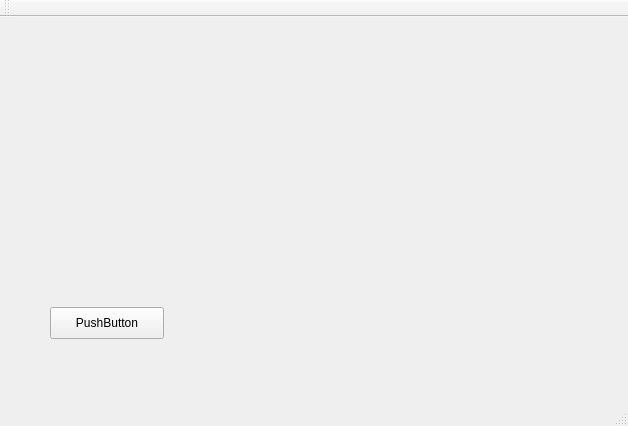
codeoneclick/ie3D, file indieEngineShader/indieEngineShader.ui: the form before one commit.
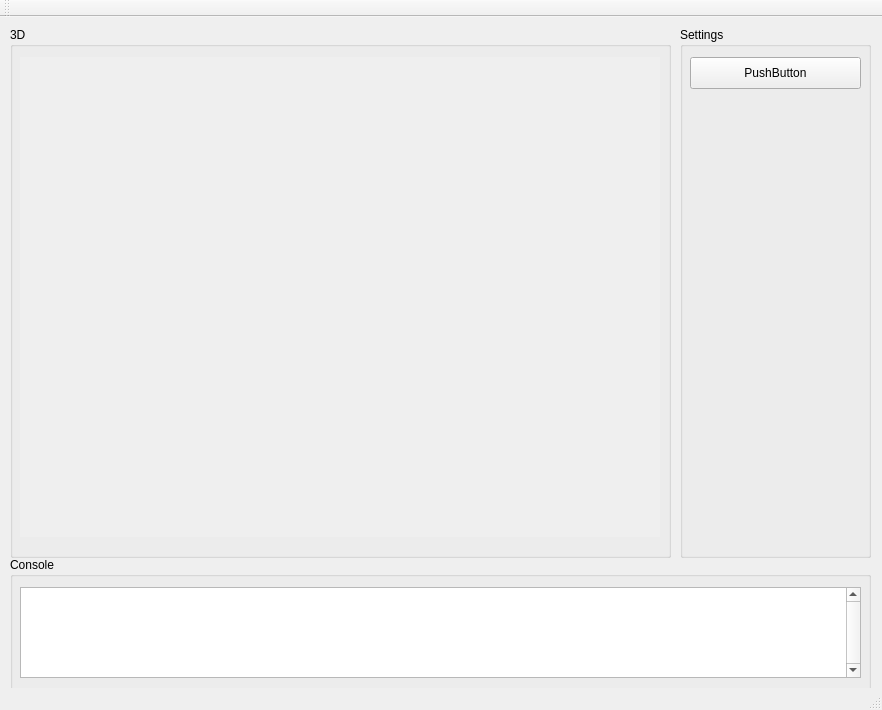
The form after the commit.

Commit message: process work on Shader Editor

Diff of the .ui file:
```diff
--- a/indieEngineShader/indieEngineShader.ui
+++ b/indieEngineShader/indieEngineShader.ui
@@ -6,32 +6,38 @@
    <rect>
     <x>0</x>
     <y>0</y>
-    <width>628</width>
-    <height>426</height>
+    <width>882</width>
+    <height>710</height>
    </rect>
   </property>
+  <property name="maximumSize">
+   <size>
+    <width>882</width>
+    <height>710</height>
+   </size>
+  </property>
   <property name="windowTitle">
    <string>indieEngineShader</string>
   </property>
   <widget class="QWidget" name="centralWidget">
-   <widget class="QWidget" name="window" native="true">
+   <widget class="QGroupBox" name="groupBox">
     <property name="geometry">
      <rect>
-      <x>20</x>
-      <y>20</y>
-      <width>591</width>
-      <height>331</height>
+      <x>680</x>
+      <y>10</y>
+      <width>191</width>
+      <height>531</height>
      </rect>
     </property>
-    <property name="autoFillBackground">
-     <bool>true</bool>
+    <property name="title">
+     <string>Settings</string>
     </property>
     <widget class="QPushButton" name="pushButton">
      <property name="geometry">
       <rect>
-       <x>30</x>
-       <y>270</y>
-       <width>114</width>
+       <x>10</x>
+       <y>30</y>
+       <width>171</width>
        <height>32</height>
       </rect>
      </property>
@@ -40,6 +46,67 @@
      </property>
     </widget>
    </widget>
+   <widget class="QGroupBox" name="groupBox_2">
+    <property name="geometry">
+     <rect>
+      <x>10</x>
+      <y>10</y>
+      <width>661</width>
+      <height>531</height>
+     </rect>
+    </property>
+    <property name="title">
+     <string>3D</string>
+    </property>
+    <widget class="QWidget" name="window" native="true">
+     <property name="geometry">
+      <rect>
+       <x>10</x>
+       <y>30</y>
+       <width>640</width>
+       <height>480</height>
+      </rect>
+     </property>
+     <property name="autoFillBackground">
+      <bool>true</bool>
+     </property>
+    </widget>
+   </widget>
+   <widget class="QGroupBox" name="groupBox_3">
+    <property name="geometry">
+     <rect>
+      <x>10</x>
+      <y>540</y>
+      <width>861</width>
+      <height>141</height>
+     </rect>
+    </property>
+    <property name="title">
+     <string>Console</string>
+    </property>
+    <widget class="QPlainTextEdit" name="plainTextEdit">
+     <property name="geometry">
+      <rect>
+       <x>10</x>
+       <y>30</y>
+       <width>841</width>
+       <height>91</height>
+      </rect>
+     </property>
+     <property name="verticalScrollBarPolicy">
+      <enum>Qt::ScrollBarAlwaysOn</enum>
+     </property>
+     <property name="undoRedoEnabled">
+      <bool>false</bool>
+     </property>
+     <property name="readOnly">
+      <bool>true</bool>
+     </property>
+     <property name="plainText">
+      <string/>
+     </property>
+    </widget>
+   </widget>
   </widget>
   <widget class="QMenuBar" name="menuBar">
    <property name="geometry">
```
Left out of the diff: 4 changed lines with no effect on the pictures. The commit also changes 23 other files.
